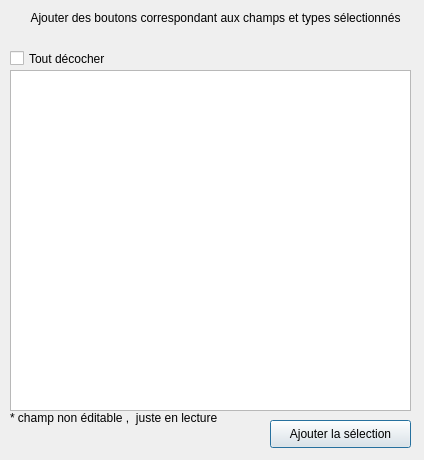
The window that filtre.ui (IGNF/jeux_attribut_generique_plugin_qgis) describes before a commit, drawn with Qt 5.
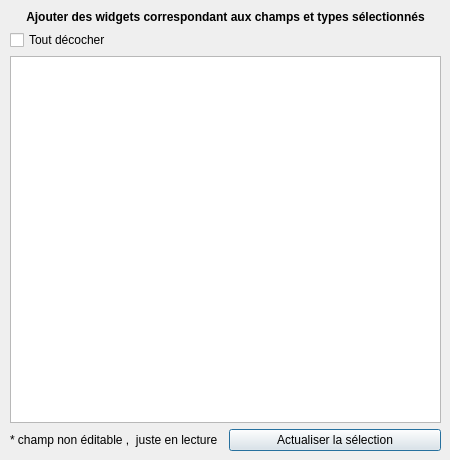
The same window after the commit.

```diff
--- a/filtre.ui
+++ b/filtre.ui
@@ -6,89 +6,76 @@
    <rect>
     <x>0</x>
     <y>0</y>
-    <width>424</width>
+    <width>450</width>
     <height>460</height>
    </rect>
   </property>
   <property name="minimumSize">
    <size>
-    <width>424</width>
+    <width>450</width>
     <height>460</height>
    </size>
   </property>
   <property name="maximumSize">
    <size>
-    <width>424</width>
+    <width>450</width>
     <height>460</height>
    </size>
   </property>
   <property name="windowTitle">
    <string>Dialog</string>
   </property>
-  <widget class="QTreeView" name="treeView">
-   <property name="geometry">
-    <rect>
-     <x>10</x>
-     <y>70</y>
-     <width>401</width>
-     <height>341</height>
-    </rect>
-   </property>
-  </widget>
-  <widget class="QPushButton" name="pushButtonOk">
-   <property name="geometry">
-    <rect>
-     <x>270</x>
-     <y>420</y>
-     <width>141</width>
-     <height>28</height>
-    </rect>
-   </property>
-   <property name="text">
-    <string>Ajouter la sélection</string>
-   </property>
-  </widget>
-  <widget class="QLabel" name="label">
+  <widget class="QWidget" name="">
    <property name="geometry">
     <rect>
      <x>10</x>
      <y>10</y>
-     <width>411</width>
-     <height>16</height>
+     <width>431</width>
+     <height>441</height>
     </rect>
    </property>
-   <property name="text">
-    <string>Ajouter des boutons correspondant aux champs et types sélectionnés</string>
-   </property>
-   <property name="alignment">
-    <set>Qt::AlignCenter</set>
-   </property>
-  </widget>
-  <widget class="QLabel" name="label_noeditable">
-   <property name="geometry">
-    <rect>
-     <x>10</x>
-     <y>410</y>
-     <width>231</width>
-     <height>16</height>
-    </rect>
-   </property>
-   <property name="text">
-    <string>* champ non éditable ,  juste en lecture</string>
-   </property>
-  </widget>
-  <widget class="QCheckBox" name="checkBox_alldecocher">
-   <property name="geometry">
-    <rect>
-     <x>10</x>
-     <y>50</y>
-     <width>121</width>
-     <height>17</height>
-    </rect>
-   </property>
-   <property name="text">
-    <string>Tout décocher</string>
-   </property>
+   <layout class="QGridLayout" name="gridLayout">
+    <item row="0" column="0" colspan="2">
+     <widget class="QLabel" name="label">
+      <property name="font">
+       <font>
+        <weight>75</weight>
+        <bold>true</bold>
+       </font>
+      </property>
+      <property name="text">
+       <string>Ajouter des widgets correspondant aux champs et types sélectionnés</string>
+      </property>
+      <property name="alignment">
+       <set>Qt::AlignCenter</set>
+      </property>
+     </widget>
+    </item>
+    <item row="1" column="0">
+     <widget class="QCheckBox" name="checkBox_alldecocher">
+      <property name="text">
+       <string>Tout décocher</string>
+      </property>
+     </widget>
+    </item>
+    <item row="3" column="0">
+     <widget class="QLabel" name="label_noeditable">
+      <property name="text">
+       <string>* champ non éditable ,  juste en lecture</string>
+      </property>
+     </widget>
+    </item>
+    <item row="3" column="1">
+     <widget class="QPushButton" name="pushButtonOk">
+      <property name="text">
+       <string>Actualiser la sélection</string>
+      </property>
+     </widget>
+    </item>
+    <item row="2" column="0" colspan="2">
+     <widget class="QTreeView" name="treeView"/>
+    </item>
+   </layout>
   </widget>
  </widget>
  <resources/>
```
